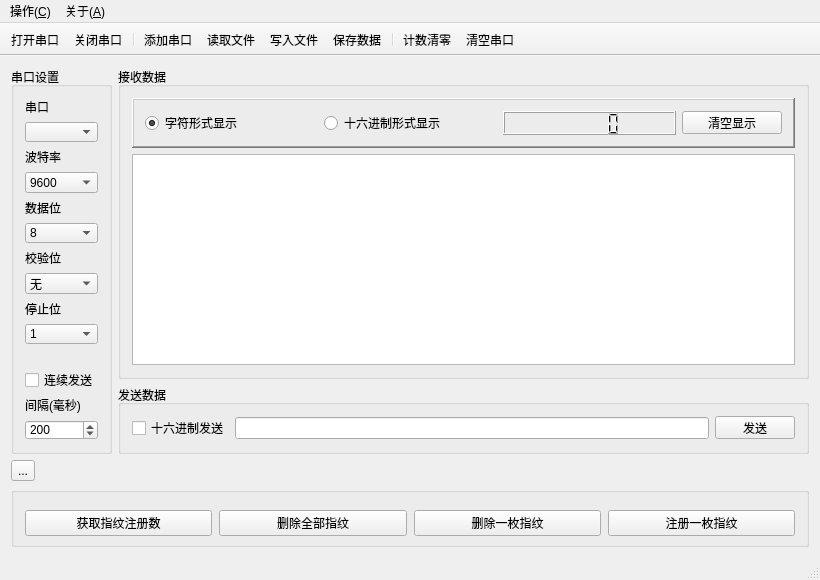
This is mainwindow.ui in jjzhang166/QComForHwFinger as Qt 5 draws it before an edit. The edited form follows.
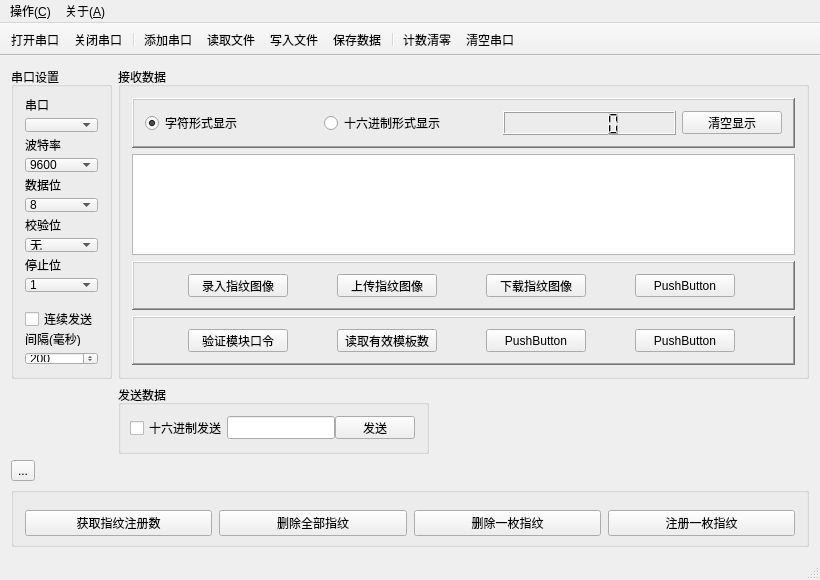
This is the edited form. Icons and pictures are not drawn.

Commit message: 增加了串口命令，修改了界面

The edit to the form file:
```diff
--- a/mainwindow.ui
+++ b/mainwindow.ui
@@ -62,8 +62,8 @@
    <bool>true</bool>
   </property>
   <widget class="QWidget" name="centralWidget">
-   <layout class="QGridLayout" name="gridLayout">
-    <item row="0" column="0" rowspan="2">
+   <layout class="QFormLayout" name="formLayout">
+    <item row="0" column="0">
      <widget class="QGroupBox" name="groupBox">
       <property name="styleSheet">
        <string notr="true"/>
@@ -74,8 +74,8 @@
       <property name="flat">
        <bool>false</bool>
       </property>
-      <layout class="QVBoxLayout" name="verticalLayout">
-       <item>
+      <layout class="QGridLayout" name="gridLayout">
+       <item row="0" column="0">
         <widget class="QLabel" name="label">
          <property name="sizePolicy">
           <sizepolicy hsizetype="Preferred" vsizetype="Fixed">
@@ -88,10 +88,10 @@
          </property>
         </widget>
        </item>
-       <item>
+       <item row="1" column="0" colspan="2">
         <widget class="QComboBox" name="portNameComboBox"/>
        </item>
-       <item>
+       <item row="2" column="0" colspan="2">
         <widget class="QLabel" name="label_2">
          <property name="sizePolicy">
           <sizepolicy hsizetype="Preferred" vsizetype="Fixed">
@@ -104,7 +104,7 @@
          </property>
         </widget>
        </item>
-       <item>
+       <item row="3" column="0" colspan="2">
         <widget class="QComboBox" name="baudRateComboBox">
          <property name="currentIndex">
           <number>12</number>
@@ -221,7 +221,7 @@
          </item>
         </widget>
        </item>
-       <item>
+       <item row="4" column="0" colspan="2">
         <widget class="QLabel" name="label_3">
          <property name="sizePolicy">
           <sizepolicy hsizetype="Preferred" vsizetype="Fixed">
@@ -234,7 +234,7 @@
          </property>
         </widget>
        </item>
-       <item>
+       <item row="5" column="0" colspan="2">
         <widget class="QComboBox" name="dataBitsComboBox">
          <property name="currentIndex">
           <number>3</number>
@@ -261,7 +261,7 @@
          </item>
         </widget>
        </item>
-       <item>
+       <item row="6" column="0" colspan="2">
         <widget class="QLabel" name="label_4">
          <property name="sizePolicy">
           <sizepolicy hsizetype="Preferred" vsizetype="Fixed">
@@ -274,7 +274,7 @@
          </property>
         </widget>
        </item>
-       <item>
+       <item row="7" column="0" colspan="2">
         <widget class="QComboBox" name="parityComboBox">
          <item>
           <property name="text">
@@ -293,7 +293,7 @@
          </item>
         </widget>
        </item>
-       <item>
+       <item row="8" column="0" colspan="2">
         <widget class="QLabel" name="label_5">
          <property name="sizePolicy">
           <sizepolicy hsizetype="Preferred" vsizetype="Fixed">
@@ -306,7 +306,7 @@
          </property>
         </widget>
        </item>
-       <item>
+       <item row="9" column="0" colspan="2">
         <widget class="QComboBox" name="stopBitsComboBox">
          <item>
           <property name="text">
@@ -325,7 +325,7 @@
          </item>
         </widget>
        </item>
-       <item>
+       <item row="10" column="1">
         <spacer name="verticalSpacer">
          <property name="orientation">
           <enum>Qt::Vertical</enum>
@@ -341,14 +341,14 @@
          </property>
         </spacer>
        </item>
-       <item>
+       <item row="11" column="0" colspan="2">
         <widget class="QCheckBox" name="obocheckBox">
          <property name="text">
           <string>连续发送</string>
          </property>
         </widget>
        </item>
-       <item>
+       <item row="12" column="0" colspan="2">
         <widget class="QLabel" name="label_6">
          <property name="sizePolicy">
           <sizepolicy hsizetype="Preferred" vsizetype="Fixed">
@@ -361,7 +361,7 @@
          </property>
         </widget>
        </item>
-       <item>
+       <item row="13" column="0" colspan="2">
         <widget class="QSpinBox" name="delayspinBox">
          <property name="minimum">
           <number>10</number>
@@ -377,107 +377,6 @@
       </layout>
      </widget>
     </item>
-    <item row="0" column="1">
-     <widget class="QGroupBox" name="groupBox_2">
-      <property name="styleSheet">
-       <string notr="true"/>
-      </property>
-      <property name="title">
-       <string>接收数据</string>
-      </property>
-      <property name="flat">
-       <bool>true</bool>
-      </property>
-      <layout class="QVBoxLayout" name="verticalLayout_2">
-       <item>
-        <widget class="QFrame" name="frame_3">
-         <property name="styleSheet">
-          <string notr="true"/>
-         </property>
-         <property name="frameShape">
-          <enum>QFrame::WinPanel</enum>
-         </property>
-         <property name="frameShadow">
-          <enum>QFrame::Raised</enum>
-         </property>
-         <property name="lineWidth">
-          <number>1</number>
-         </property>
-         <property name="midLineWidth">
-          <number>0</number>
-         </property>
-         <layout class="QHBoxLayout" name="horizontalLayout">
-          <item>
-           <widget class="QRadioButton" name="ccradioButton">
-            <property name="toolTip">
-             <string>&lt;html&gt;&lt;head/&gt;&lt;body&gt;&lt;p&gt;以字符方式显示数据&lt;/p&gt;&lt;/body&gt;&lt;/html&gt;</string>
-            </property>
-            <property name="text">
-             <string>字符形式显示</string>
-            </property>
-            <property name="checked">
-             <bool>true</bool>
-            </property>
-           </widget>
-          </item>
-          <item>
-           <widget class="QRadioButton" name="chradioButton">
-            <property name="toolTip">
-             <string>&lt;html&gt;&lt;head/&gt;&lt;body&gt;&lt;p&gt;以十六进制方式显示数据&lt;/p&gt;&lt;/body&gt;&lt;/html&gt;</string>
-            </property>
-            <property name="text">
-             <string>十六进制形式显示</string>
-            </property>
-           </widget>
-          </item>
-          <item>
-           <widget class="QLCDNumber" name="recvbyteslcdNumber">
-            <property name="sizePolicy">
-             <sizepolicy hsizetype="Preferred" vsizetype="Minimum">
-              <horstretch>0</horstretch>
-              <verstretch>0</verstretch>
-             </sizepolicy>
-            </property>
-            <property name="toolTip">
-             <string>已接收字节数</string>
-            </property>
-            <property name="styleSheet">
-             <string notr="true"/>
-            </property>
-           </widget>
-          </item>
-          <item>
-           <widget class="QPushButton" name="clearUpBtn">
-            <property name="minimumSize">
-             <size>
-              <width>0</width>
-              <height>23</height>
-             </size>
-            </property>
-            <property name="maximumSize">
-             <size>
-              <width>100</width>
-              <height>23</height>
-             </size>
-            </property>
-            <property name="text">
-             <string>清空显示</string>
-            </property>
-            <property name="icon">
-             <iconset resource="images.qrc">
-              <normaloff>:/images/edit-clear.png</normaloff>:/images/edit-clear.png</iconset>
-            </property>
-           </widget>
-          </item>
-         </layout>
-        </widget>
-       </item>
-       <item>
-        <widget class="QTextBrowser" name="textBrowser"/>
-       </item>
-      </layout>
-     </widget>
-    </item>
     <item row="1" column="1">
      <widget class="QGroupBox" name="groupBox_4">
       <property name="styleSheet">
@@ -490,8 +389,23 @@
        <bool>true</bool>
       </property>
       <layout class="QHBoxLayout" name="horizontalLayout_2">
+       <property name="spacing">
+        <number>0</number>
+       </property>
+       <property name="sizeConstraint">
+        <enum>QLayout::SetFixedSize</enum>
+       </property>
+       <property name="leftMargin">
+        <number>9</number>
+       </property>
        <item>
         <widget class="QCheckBox" name="sendAsHexcheckBox">
+         <property name="maximumSize">
+          <size>
+           <width>100</width>
+           <height>16777215</height>
+          </size>
+         </property>
          <property name="toolTip">
           <string>&lt;html&gt;&lt;head/&gt;&lt;body&gt;&lt;p&gt;以十六进制方式发送数据（默认为字符方式）&lt;/p&gt;&lt;/body&gt;&lt;/html&gt;</string>
          </property>
@@ -502,6 +416,12 @@
        </item>
        <item>
         <widget class="QLineEdit" name="sendMsgLineEdit">
+         <property name="maximumSize">
+          <size>
+           <width>200</width>
+           <height>23</height>
+          </size>
+         </property>
          <property name="maxLength">
           <number>10000</number>
          </property>
@@ -542,6 +462,13 @@
       </layout>
      </widget>
     </item>
+    <item row="2" column="0">
+     <widget class="QToolButton" name="toolButton">
+      <property name="text">
+       <string>...</string>
+      </property>
+     </widget>
+    </item>
     <item row="3" column="0" colspan="2">
      <widget class="QGroupBox" name="groupBox_3">
       <property name="sizePolicy">
@@ -612,11 +539,311 @@
       </layout>
      </widget>
     </item>
-    <item row="2" column="0">
-     <widget class="QToolButton" name="toolButton">
-      <property name="text">
-       <string>...</string>
+    <item row="0" column="1">
+     <widget class="QGroupBox" name="groupBox_2">
+      <property name="styleSheet">
+       <string notr="true"/>
       </property>
+      <property name="title">
+       <string>接收数据</string>
+      </property>
+      <property name="flat">
+       <bool>true</bool>
+      </property>
+      <layout class="QVBoxLayout" name="verticalLayout_2">
+       <item>
+        <widget class="QFrame" name="frame_3">
+         <property name="layoutDirection">
+          <enum>Qt::LeftToRight</enum>
+         </property>
+         <property name="styleSheet">
+          <string notr="true"/>
+         </property>
+         <property name="frameShape">
+          <enum>QFrame::WinPanel</enum>
+         </property>
+         <property name="frameShadow">
+          <enum>QFrame::Raised</enum>
+         </property>
+         <property name="lineWidth">
+          <number>1</number>
+         </property>
+         <property name="midLineWidth">
+          <number>0</number>
+         </property>
+         <layout class="QGridLayout" name="gridLayout_2">
+          <item row="0" column="3">
+           <widget class="QPushButton" name="clearUpBtn">
+            <property name="minimumSize">
+             <size>
+              <width>0</width>
+              <height>23</height>
+             </size>
+            </property>
+            <property name="maximumSize">
+             <size>
+              <width>100</width>
+              <height>23</height>
+             </size>
+            </property>
+            <property name="text">
+             <string>清空显示</string>
+            </property>
+            <property name="icon">
+             <iconset resource="images.qrc">
+              <normaloff>:/images/edit-clear.png</normaloff>:/images/edit-clear.png</iconset>
+            </property>
+           </widget>
+          </item>
+          <item row="0" column="0">
+           <widget class="QRadioButton" name="ccradioButton">
+            <property name="toolTip">
+             <string>&lt;html&gt;&lt;head/&gt;&lt;body&gt;&lt;p&gt;以字符方式显示数据&lt;/p&gt;&lt;/body&gt;&lt;/html&gt;</string>
+            </property>
+            <property name="text">
+             <string>字符形式显示</string>
+            </property>
+            <property name="checked">
+             <bool>true</bool>
+            </property>
+           </widget>
+          </item>
+          <item row="0" column="2">
+           <widget class="QLCDNumber" name="recvbyteslcdNumber">
+            <property name="sizePolicy">
+             <sizepolicy hsizetype="Preferred" vsizetype="Minimum">
+              <horstretch>0</horstretch>
+              <verstretch>0</verstretch>
+             </sizepolicy>
+            </property>
+            <property name="toolTip">
+             <string>已接收字节数</string>
+            </property>
+            <property name="styleSheet">
+             <string notr="true"/>
+            </property>
+           </widget>
+          </item>
+          <item row="0" column="1">
+           <widget class="QRadioButton" name="chradioButton">
+            <property name="toolTip">
+             <string>&lt;html&gt;&lt;head/&gt;&lt;body&gt;&lt;p&gt;以十六进制方式显示数据&lt;/p&gt;&lt;/body&gt;&lt;/html&gt;</string>
+            </property>
+            <property name="text">
+             <string>十六进制形式显示</string>
+            </property>
+           </widget>
+          </item>
+         </layout>
+        </widget>
+       </item>
+       <item>
+        <widget class="QTextBrowser" name="textBrowser"/>
+       </item>
+       <item>
+        <widget class="QFrame" name="gridFrame_2">
+         <property name="minimumSize">
+          <size>
+           <width>0</width>
+           <height>0</height>
+          </size>
+         </property>
+         <property name="maximumSize">
+          <size>
+           <width>16777215</width>
+           <height>16777215</height>
+          </size>
+         </property>
+         <property name="frameShape">
+          <enum>QFrame::WinPanel</enum>
+         </property>
+         <property name="frameShadow">
+          <enum>QFrame::Raised</enum>
+         </property>
+         <layout class="QGridLayout" name="gridLayout_5">
+          <item row="1" column="1">
+           <widget class="QPushButton" name="pushButton_5">
+            <property name="minimumSize">
+             <size>
+              <width>0</width>
+              <height>23</height>
+             </size>
+            </property>
+            <property name="maximumSize">
+             <size>
+              <width>100</width>
+              <height>23</height>
+             </size>
+            </property>
+            <property name="text">
+             <string>上传指纹图像</string>
+            </property>
+           </widget>
+          </item>
+          <item row="1" column="0">
+           <widget class="QPushButton" name="pushButton">
+            <property name="minimumSize">
+             <size>
+              <width>0</width>
+              <height>23</height>
+             </size>
+            </property>
+            <property name="maximumSize">
+             <size>
+              <width>100</width>
+              <height>23</height>
+             </size>
+            </property>
+            <property name="text">
+             <string>录入指纹图像</string>
+            </property>
+           </widget>
+          </item>
+          <item row="1" column="3">
+           <widget class="QPushButton" name="pushButton_2">
+            <property name="minimumSize">
+             <size>
+              <width>0</width>
+              <height>23</height>
+             </size>
+            </property>
+            <property name="maximumSize">
+             <size>
+              <width>100</width>
+              <height>23</height>
+             </size>
+            </property>
+            <property name="text">
+             <string>PushButton</string>
+            </property>
+           </widget>
+          </item>
+          <item row="1" column="2">
+           <widget class="QPushButton" name="pushButton_6">
+            <property name="minimumSize">
+             <size>
+              <width>0</width>
+              <height>23</height>
+             </size>
+            </property>
+            <property name="maximumSize">
+             <size>
+              <width>100</width>
+              <height>23</height>
+             </size>
+            </property>
+            <property name="text">
+             <string>下载指纹图像</string>
+            </property>
+           </widget>
+          </item>
+         </layout>
+        </widget>
+       </item>
+       <item>
+        <widget class="QFrame" name="gridFrame">
+         <property name="minimumSize">
+          <size>
+           <width>0</width>
+           <height>0</height>
+          </size>
+         </property>
+         <property name="maximumSize">
+          <size>
+           <width>16777215</width>
+           <height>16777215</height>
+          </size>
+         </property>
+         <property name="toolTip">
+          <string/>
+         </property>
+         <property name="frameShape">
+          <enum>QFrame::WinPanel</enum>
+         </property>
+         <property name="frameShadow">
+          <enum>QFrame::Raised</enum>
+         </property>
+         <layout class="QGridLayout" name="gridLayout_4">
+          <item row="5" column="3">
+           <widget class="QPushButton" name="pushButton_3">
+            <property name="minimumSize">
+             <size>
+              <width>0</width>
+              <height>23</height>
+             </size>
+            </property>
+            <property name="maximumSize">
+             <size>
+              <width>100</width>
+              <height>23</height>
+             </size>
+            </property>
+            <property name="text">
+             <string>PushButton</string>
+            </property>
+           </widget>
+          </item>
+          <item row="5" column="1">
+           <widget class="QPushButton" name="Btn_VfyPwd">
+            <property name="minimumSize">
+             <size>
+              <width>0</width>
+              <height>23</height>
+             </size>
+            </property>
+            <property name="maximumSize">
+             <size>
+              <width>100</width>
+              <height>23</height>
+             </size>
+            </property>
+            <property name="text">
+             <string>验证模块口令</string>
+            </property>
+           </widget>
+          </item>
+          <item row="5" column="2">
+           <widget class="QPushButton" name="Btn_GetTemplateNum">
+            <property name="minimumSize">
+             <size>
+              <width>0</width>
+              <height>23</height>
+             </size>
+            </property>
+            <property name="maximumSize">
+             <size>
+              <width>100</width>
+              <height>23</height>
+             </size>
+            </property>
+            <property name="text">
+             <string>读取有效模板数</string>
+            </property>
+           </widget>
+          </item>
+          <item row="5" column="4">
+           <widget class="QPushButton" name="pushButton_4">
+            <property name="minimumSize">
+             <size>
+              <width>0</width>
+              <height>23</height>
+             </size>
+            </property>
+            <property name="maximumSize">
+             <size>
+              <width>100</width>
+              <height>23</height>
+             </size>
+            </property>
+            <property name="text">
+             <string>PushButton</string>
+            </property>
+           </widget>
+          </item>
+         </layout>
+        </widget>
+       </item>
+      </layout>
      </widget>
     </item>
    </layout>
```
The commit also changes 7 other files.
